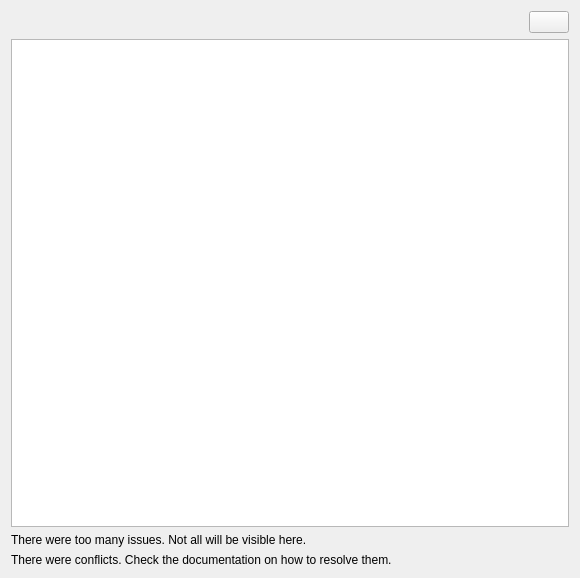
This is src/gui/issueswidget.ui in restot/opencloud-desktop as Qt 5 draws it before an edit. The edited form follows.
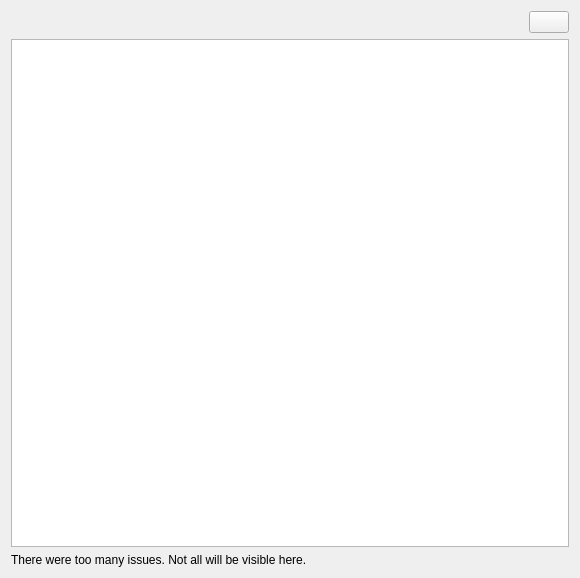
This is the edited form.

Commit message: Remove conflict help url

The edit to the form file:
```diff
--- a/src/gui/issueswidget.ui
+++ b/src/gui/issueswidget.ui
@@ -76,19 +76,6 @@
          </property>
         </widget>
        </item>
-       <item>
-        <widget class="QLabel" name="_conflictHelp">
-         <property name="text">
-          <string>There were conflicts. Check the documentation on how to resolve them.</string>
-         </property>
-         <property name="wordWrap">
-          <bool>true</bool>
-         </property>
-         <property name="openExternalLinks">
-          <bool>true</bool>
-         </property>
-        </widget>
-       </item>
       </layout>
      </item>
     </layout>
```
Left out of the diff: 6 changed lines with no effect on the pictures. The commit also changes 3 other files.
